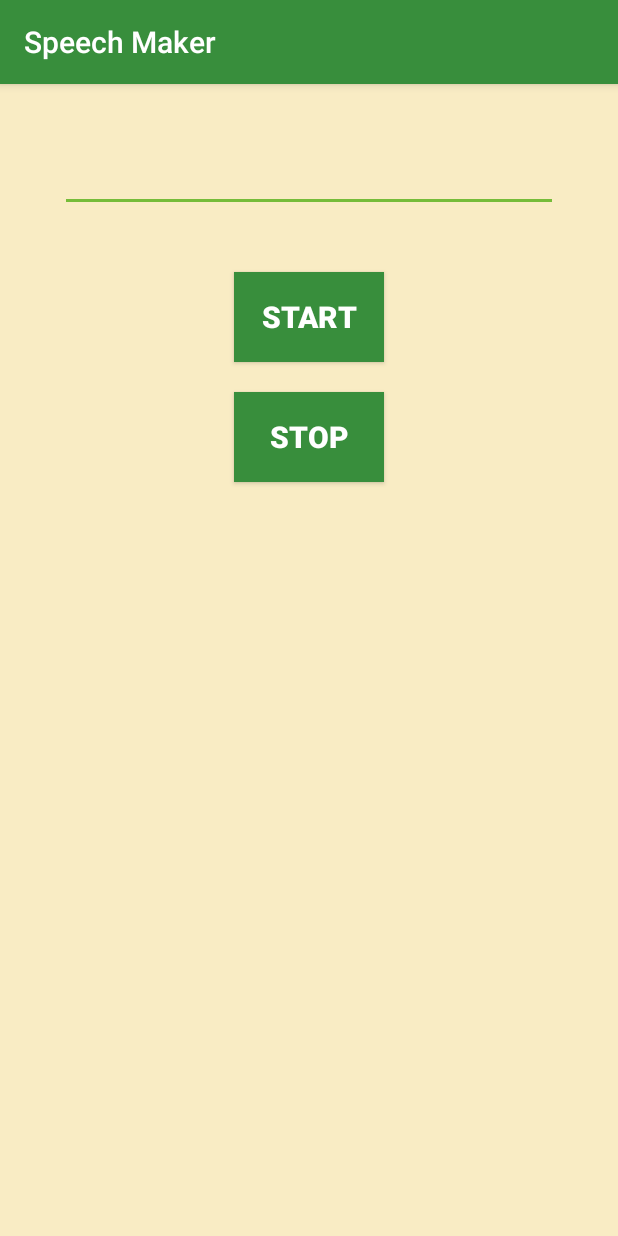
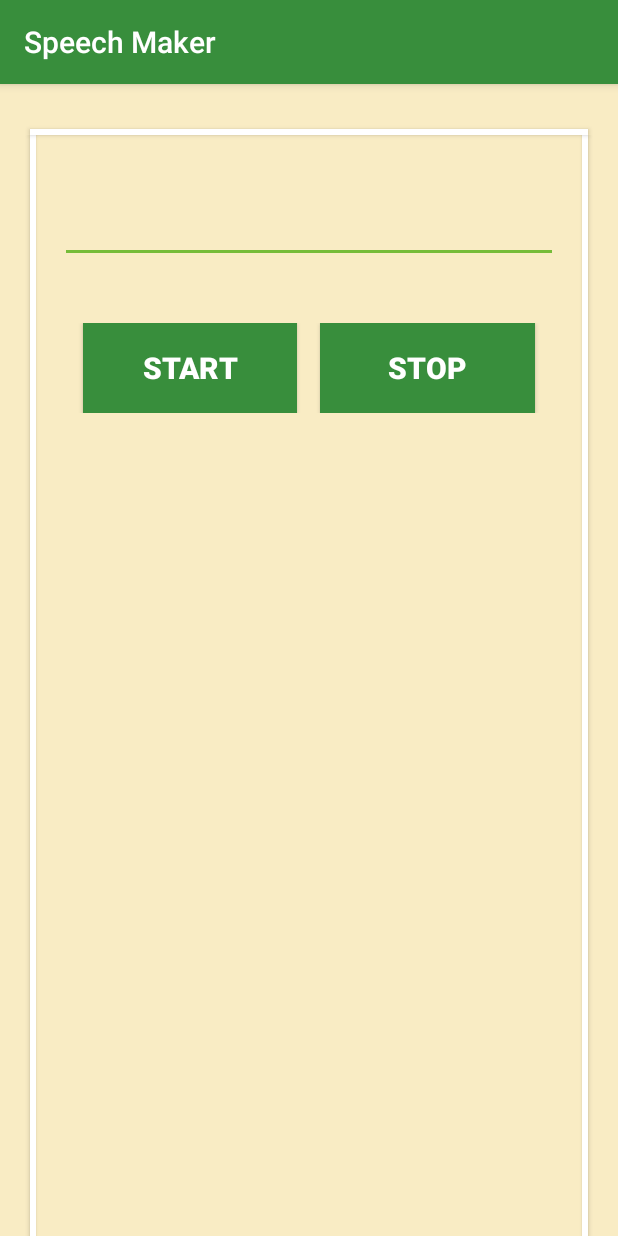
Before and after one commit to sonuhalder24/Speech-Maker, an Android app: the TypeActivity screen opened directly, with no data from a screen before it, on a phone screen of 412 x 824 dp. Run offline under Robolectric (Android 15) with nearby library versions, the phone set to English and light mode, and no system bars.

Commit message:
some designing added

```diff
--- a/app/src/main/java/com/example/atry/SelectActivity.java
+++ b/app/src/main/java/com/example/atry/SelectActivity.java
@@ -6,9 +6,10 @@ import android.content.Intent;
 import android.os.Bundle;
 import android.view.View;
 import android.widget.Button;
+import android.widget.ImageView;
 
 public class SelectActivity extends AppCompatActivity {
-    Button type,pdf;
+    ImageView type,pdf;
     @Override
     protected void onCreate(Bundle savedInstanceState) {
         super.onCreate(savedInstanceState);
--- a/app/src/main/res/layout/activity_type.xml
+++ b/app/src/main/res/layout/activity_type.xml
@@ -7,7 +7,25 @@
     android:background="@color/colorBackground"
     android:orientation="vertical"
     tools:context=".TypeActivity">
+    <Button
+        android:layout_marginTop="30dp"
+        android:layout_marginHorizontal="20dp"
+        android:background="@android:color/white"
+        android:layout_width="match_parent"
+        android:layout_height="4dp" />
+    <RelativeLayout
+        android:layout_width="match_parent"
+        android:layout_height="match_parent">
+        <Button
+            android:id="@+id/leftBtn"
+            android:layout_width="4dp"
+            android:layout_height="match_parent"
+             android:layout_alignParentLeft="true"
+            android:background="@android:color/white"
+            android:layout_marginLeft="20dp"
+            />
         <ScrollView
+            android:layout_centerHorizontal="true"
             android:layout_width="match_parent"
             android:layout_height="match_parent">
             <LinearLayout
@@ -19,7 +37,14 @@
                     android:id="@+id/editText"
                     android:layout_width="match_parent"
                     android:layout_height="wrap_content"/>
+                <LinearLayout
+                    android:orientation="horizontal"
+                    android:layout_width="match_parent"
+                    android:layout_marginHorizontal="40dp"
+                    android:layout_marginBottom="20dp"
+                    android:layout_height="wrap_content">
                     <Button
+                        android:layout_marginLeft="15dp"
                         android:id="@+id/btnStart"
                         android:text="Start"
                         android:textStyle="bold"
@@ -27,22 +52,36 @@
                         android:textColor="@android:color/white"
                         android:layout_gravity="center"
                         android:textSize="20dp"
-                android:layout_width="100dp"
+                        android:layout_width="0dp"
+                        android:layout_weight="1"
                         android:layout_height="60dp"
-                android:layout_marginBottom="20dp"/>
+                        />
                     <Button
                         android:id="@+id/btnStop"
                         android:text="Stop"
                         android:textStyle="bold"
                         android:background="@color/colorPrimary"
                         android:textColor="@android:color/white"
-                android:layout_marginBottom="20dp"
+                        android:layout_marginHorizontal="15dp"
                         android:layout_gravity="center"
                         android:textSize="20dp"
-                android:layout_width="100dp"
+                        android:layout_width="0dp"
+                        android:layout_weight="1"
                         android:layout_height="60dp"/>
                 </LinearLayout>
+
+            </LinearLayout>
         </ScrollView>
+        <Button
+            android:id="@+id/rightBtn"
+            android:layout_width="4dp"
+            android:layout_height="match_parent"
+            android:layout_alignParentRight="true"
+            android:background="@android:color/white"
+            android:layout_marginRight="20dp"
+            />
+    </RelativeLayout>
+
 
 
 
```
Also changed, not shown: app/src/main/res/layout/activity_select.xml (+15 -25 lines), app/src/main/res/drawable/pdfimg.png (added), app/src/main/res/drawable/typeimg.png (added). Lines whose indentation alone changed are shown as unchanged.
